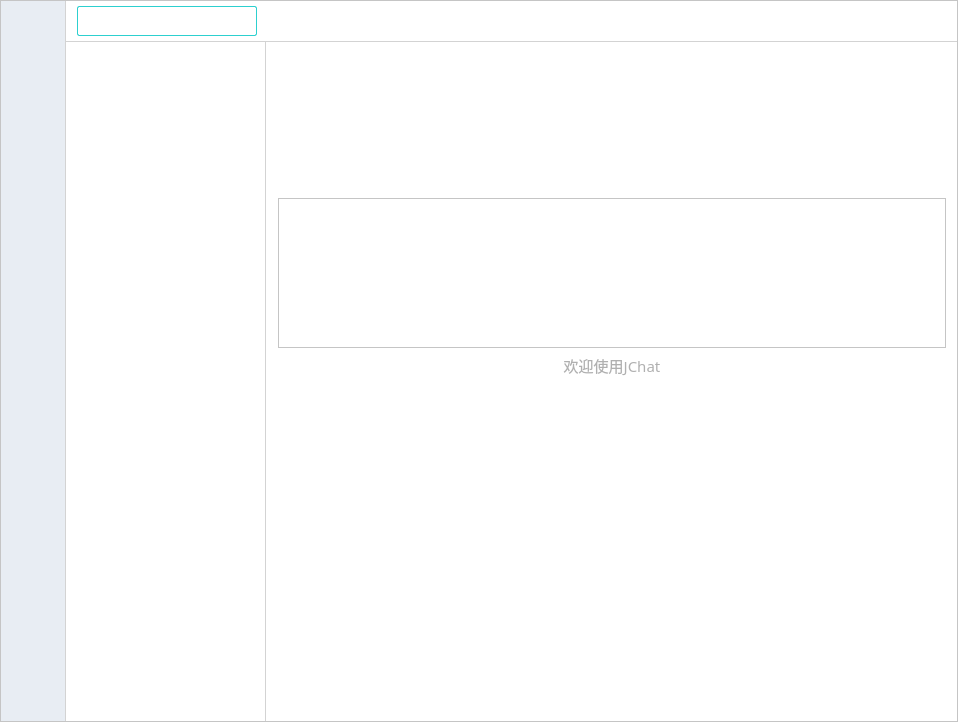
Before: the Qt Designer form JChat/MainWidget.ui in jpush/jchat-windows, drawn with Qt 5.
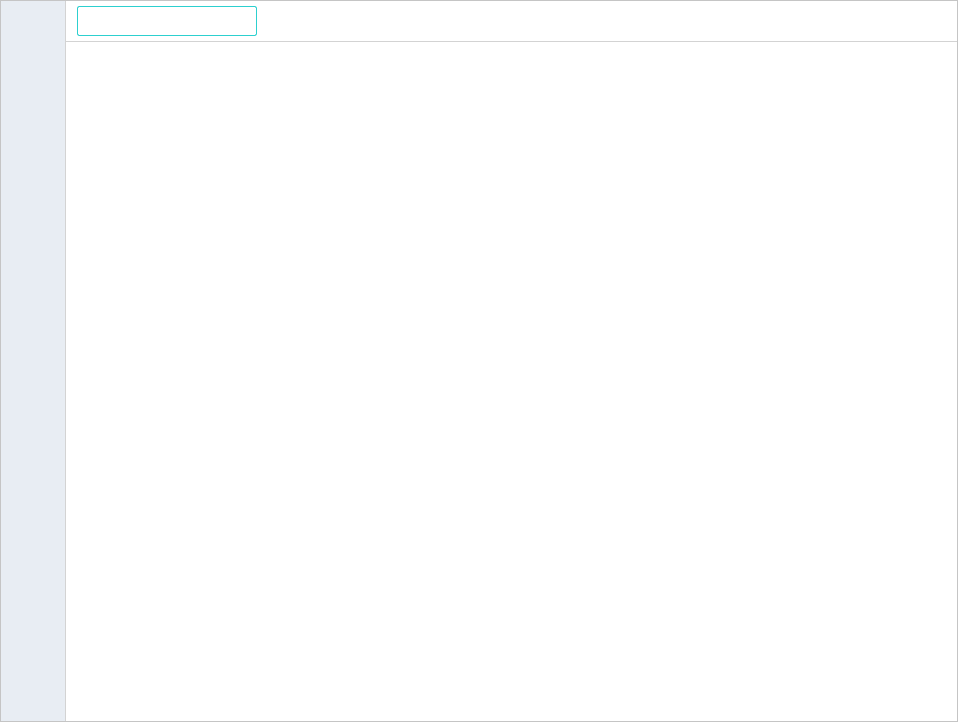
After: the same form once the commit is applied. The open tabs and pages were chosen to show the change. Icons and pictures are not drawn. Custom widgets are drawn as their Qt base class.

```diff
--- a/JChat/MainWidget.ui
+++ b/JChat/MainWidget.ui
@@ -1033,6 +1033,7 @@
             </item>
            </layout>
           </widget>
+          <widget class="QWidget" name="pageRooms"/>
          </widget>
         </item>
        </layout>
```
Left out of the diff: 34 changed lines with no effect on the pictures.
